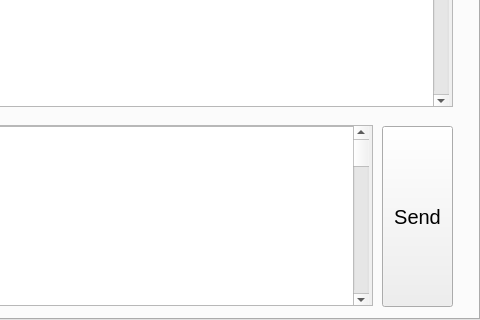
Old version of the form ChatBot/ui.ui in the repository UndertakerW/AI-Chatbot; both pictures show x 800 to 1280 and y 400 to 720 of the 1280 by 720 pixel window.
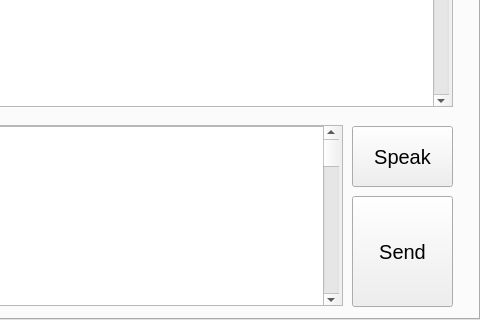
New version of the form. The open tabs and pages were chosen to show the change.

Commit message: Add voice button & interface in UI

Patch:
```diff
--- a/ChatBot/ui.ui
+++ b/ChatBot/ui.ui
@@ -76,7 +76,7 @@
      <rect>
       <x>20</x>
       <y>489</y>
-      <width>1151</width>
+      <width>1121</width>
       <height>181</height>
      </rect>
     </property>
@@ -88,7 +88,7 @@
       <rect>
        <x>0</x>
        <y>0</y>
-       <width>1149</width>
+       <width>1119</width>
        <height>179</height>
       </rect>
      </property>
@@ -97,7 +97,7 @@
        <rect>
         <x>-30</x>
         <y>0</y>
-        <width>1161</width>
+        <width>1131</width>
         <height>181</height>
        </rect>
       </property>
@@ -105,7 +105,7 @@
      <widget class="QScrollBar" name="verticalScrollBar_2">
       <property name="geometry">
        <rect>
-        <x>1130</x>
+        <x>1100</x>
         <y>0</y>
         <width>16</width>
         <height>181</height>
@@ -120,10 +120,10 @@
    <widget class="QPushButton" name="pushButton">
     <property name="geometry">
      <rect>
-      <x>1180</x>
-      <y>490</y>
-      <width>71</width>
-      <height>181</height>
+      <x>1150</x>
+      <y>560</y>
+      <width>101</width>
+      <height>111</height>
      </rect>
     </property>
     <property name="font">
@@ -135,6 +135,24 @@
      <string>Send</string>
     </property>
    </widget>
+   <widget class="QPushButton" name="pushButton_speak">
+    <property name="geometry">
+     <rect>
+      <x>1150</x>
+      <y>490</y>
+      <width>101</width>
+      <height>61</height>
+     </rect>
+    </property>
+    <property name="font">
+     <font>
+      <pointsize>15</pointsize>
+     </font>
+    </property>
+    <property name="text">
+     <string>Speak</string>
+    </property>
+   </widget>
   </widget>
   <widget class="QWidget" name="tab_2">
    <attribute name="title">
```
Left out of the diff: 2 changed lines with no effect on the pictures. The commit also changes 2 other files.
